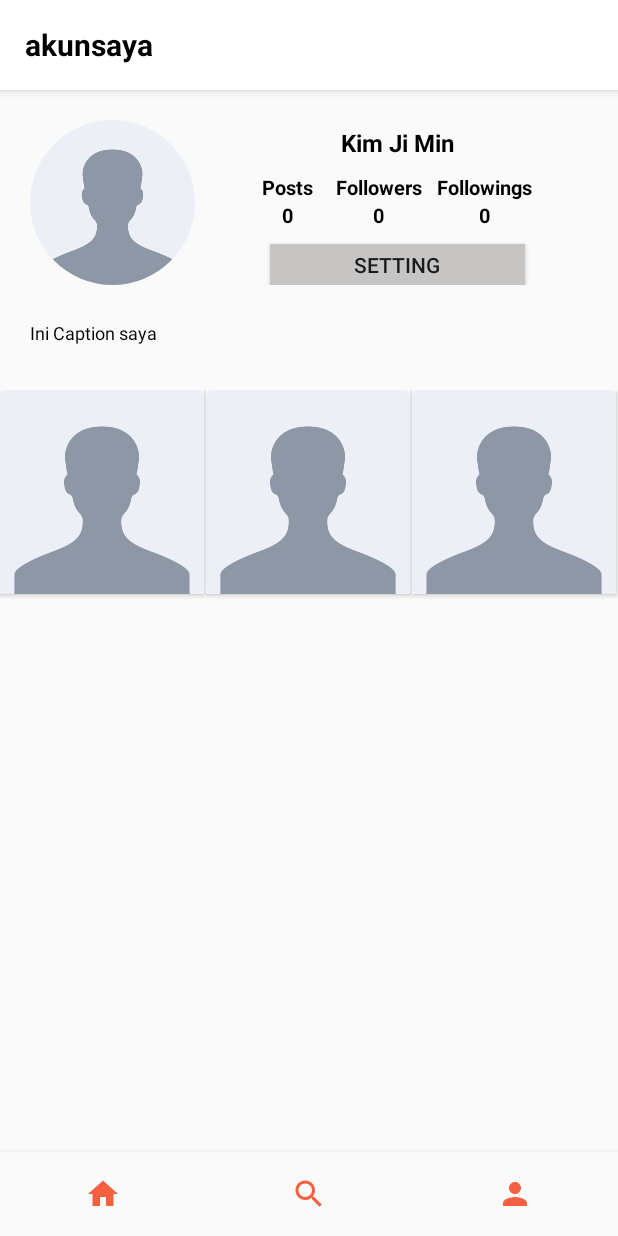
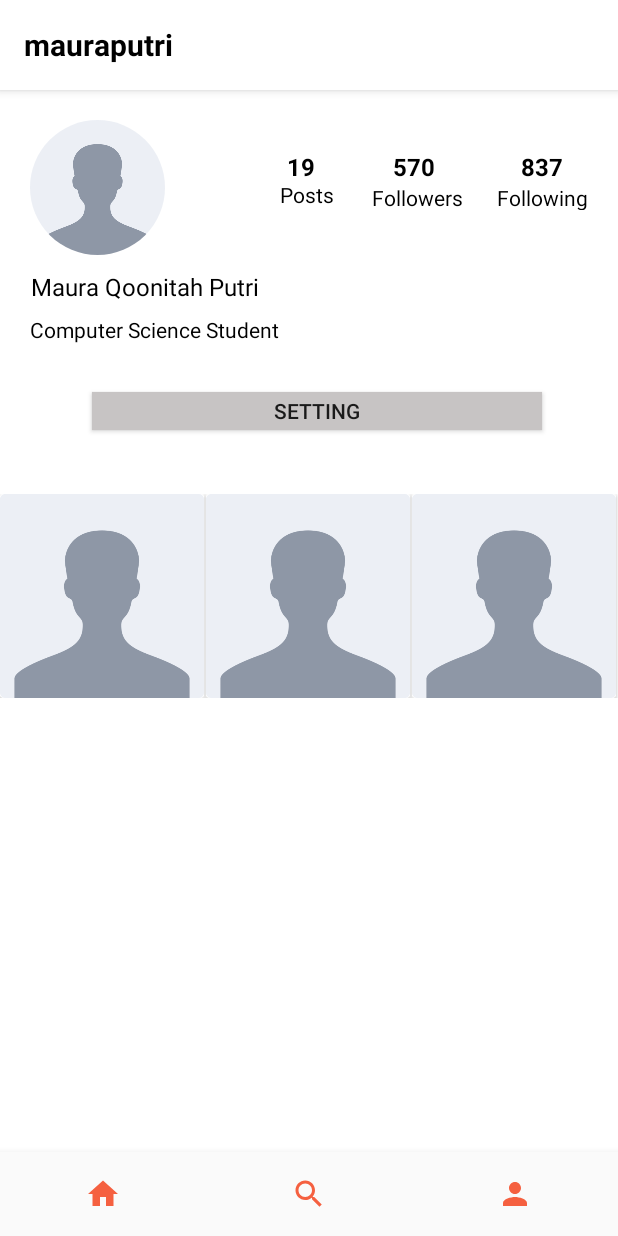
Before and after one commit to AtikahBZqAulia/Vviped, an Android app: the fragment ProfileFragment placed in its activity, on a phone screen of 412 x 824 dp. Run offline under Robolectric (Android 15) with nearby library versions, the phone set to English and light mode, and no system bars; our stand-ins replace CircleImageView; 1 statement that could not run was skipped.

Commit message:
update profile layout to constraint

```diff
--- a/app/src/main/res/layout/fragment_profile.xml
+++ b/app/src/main/res/layout/fragment_profile.xml
@@ -1,10 +1,11 @@
 <?xml version="1.0" encoding="utf-8"?>
-<androidx.constraintlayout.widget.ConstraintLayout
-    xmlns:android="http://schemas.android.com/apk/res/android"
+<androidx.constraintlayout.widget.ConstraintLayout xmlns:android="http://schemas.android.com/apk/res/android"
     xmlns:app="http://schemas.android.com/apk/res-auto"
     xmlns:tools="http://schemas.android.com/tools"
     android:layout_width="match_parent"
     android:layout_height="match_parent"
+    android:background="@color/colorWhite"
+
     tools:context=".ui.profile.ProfileFragment">
 
     <!-- TODO: Update blank fragment layout -->
@@ -20,186 +21,188 @@
             android:background="@color/colorWhite">
 
             <TextView
+
                 android:layout_width="wrap_content"
                 android:layout_height="50sp"
                 android:layout_centerVertical="true"
                 android:gravity="center"
-                android:text="akunsaya"
+                android:text="mauraputri"
+                android:textColor="@color/colorBlack"
                 android:textSize="20sp"
-                android:textColor="@color/colorBlack"
                 android:textStyle="bold" />
 
         </androidx.appcompat.widget.Toolbar>
     </com.google.android.material.appbar.AppBarLayout>
 
-    <LinearLayout
-        android:id="@+id/linearLayout"
-        android:layout_width="410sp"
-        android:layout_height="153sp"
-        android:orientation="horizontal"
-        android:padding="20sp"
-        app:layout_constraintTop_toBottomOf="@+id/appBar_Layout"
-        tools:ignore="MissingConstraints">
 
     <de.hdodenhof.circleimageview.CircleImageView
         android:id="@+id/profpic"
-            android:layout_width="110sp"
-            android:layout_height="110sp"
-            android:src="@drawable/profilpic" />
+        android:layout_width="90sp"
+        android:layout_height="90sp"
+        android:layout_marginStart="20dp"
+        android:layout_marginTop="20dp"
+        android:src="@drawable/profilpic"
+        app:layout_constraintStart_toStartOf="parent"
+        app:layout_constraintTop_toBottomOf="@+id/appBar_Layout" />
 
-        <LinearLayout
-            android:layout_width="210sp"
-            android:layout_height="110sp"
-            android:layout_marginLeft="30sp"
-            android:orientation="vertical">
-
-            <LinearLayout
-                android:layout_width="match_parent"
-                android:layout_height="30sp"
-                android:gravity="center"
-                android:orientation="horizontal">
 
     <TextView
-                    android:layout_width="match_parent"
-                    android:layout_height="match_parent"
+        android:id="@+id/textView4"
+        android:layout_width="wrap_content"
+        android:layout_height="wrap_content"
+        android:layout_marginStart="20dp"
+        android:layout_marginTop="10dp"
         android:gravity="center"
-                    android:text="Kim Ji Min"
+        android:text="Maura Qoonitah Putri"
         android:textAlignment="center"
         android:textColor="@color/colorBlack"
         android:textSize="16sp"
-                    android:textStyle="bold" />
-            </LinearLayout>
+        app:layout_constraintEnd_toEndOf="parent"
+        app:layout_constraintHorizontal_bias="0.0"
+        app:layout_constraintStart_toStartOf="parent"
+        app:layout_constraintTop_toBottomOf="@+id/profpic" />
 
-            <LinearLayout
-                android:layout_width="match_parent"
-                android:layout_height="wrap_content"
-                android:layout_marginTop="5sp"
-                android:gravity="center"
-                android:orientation="horizontal">
 
-                <LinearLayout
+    <TextView
+        android:id="@+id/bio_text"
         android:layout_width="wrap_content"
         android:layout_height="wrap_content"
-                    android:gravity="center"
-                    android:orientation="vertical">
+        android:layout_marginStart="20dp"
+        android:layout_marginTop="8dp"
+        android:text="Computer Science Student"
+        android:textColor="@color/colorBlack"
+        android:textSize="14sp"
+        app:layout_constraintStart_toStartOf="parent"
+        app:layout_constraintTop_toBottomOf="@+id/textView4" />
+
+
+    <androidx.constraintlayout.widget.ConstraintLayout
+        android:id="@+id/constraintLayout4"
+        android:layout_width="245dp"
+        android:layout_height="60dp"
+        android:layout_marginStart="20dp"
+        android:layout_marginTop="36dp"
+        android:layout_marginEnd="20dp"
+        android:layout_marginBottom="20dp"
+        app:layout_constraintBottom_toTopOf="@+id/profpic"
+        app:layout_constraintEnd_toEndOf="parent"
+        app:layout_constraintHorizontal_bias="1.0"
+        app:layout_constraintStart_toEndOf="@id/profpic"
+        app:layout_constraintTop_toBottomOf="@+id/appBar_Layout"
+        app:layout_constraintVertical_bias="0.166">
+
 
         <TextView
             android:id="@+id/total_posts"
             android:layout_width="wrap_content"
             android:layout_height="wrap_content"
+            android:layout_marginStart="40dp"
+            android:layout_marginTop="20dp"
             android:text="Posts"
             android:textColor="@color/colorBlack"
-                        android:textSize="13sp"
-                        android:textStyle="bold" />
+            android:textSize="14sp"
+            app:layout_constraintStart_toStartOf="parent"
+            app:layout_constraintTop_toTopOf="@+id/num_posts" />
 
         <TextView
             android:id="@+id/num_posts"
             android:layout_width="wrap_content"
             android:layout_height="wrap_content"
-                        android:text="0"
+            android:layout_marginStart="40dp"
+            android:layout_marginTop="20dp"
+            android:layout_marginEnd="8dp"
+            android:text="19"
             android:textColor="@color/colorBlack"
-                        android:textSize="13sp"
-                        android:textStyle="bold" />
-                </LinearLayout>
-
-                <LinearLayout
-                    android:layout_width="wrap_content"
-                    android:layout_height="wrap_content"
-                    android:layout_marginLeft="15sp"
-                    android:gravity="center"
-                    android:orientation="vertical">
+            android:textSize="16sp"
+            android:textStyle="bold"
+            app:layout_constraintEnd_toEndOf="@+id/total_posts"
+            app:layout_constraintStart_toStartOf="parent"
+            app:layout_constraintTop_toTopOf="parent" />
 
         <TextView
             android:id="@+id/total_followers"
             android:layout_width="wrap_content"
             android:layout_height="wrap_content"
+            android:layout_marginStart="25dp"
             android:text="Followers"
+
             android:textColor="@color/colorBlack"
-                        android:textSize="13sp"
-                        android:textStyle="bold" />
+            android:textSize="14sp"
+            app:layout_constraintStart_toEndOf="@+id/total_posts"
+            app:layout_constraintTop_toBottomOf="@+id/num_followers" />
 
         <TextView
             android:id="@+id/num_followers"
             android:layout_width="wrap_content"
             android:layout_height="wrap_content"
-                        android:text="0"
+            android:layout_marginStart="52dp"
+            android:layout_marginTop="20dp"
+            android:text="570"
             android:textColor="@color/colorBlack"
-                        android:textSize="13sp"
-                        android:textStyle="bold" />
-                </LinearLayout>
-
-                <LinearLayout
-                    android:layout_width="wrap_content"
-                    android:layout_height="wrap_content"
-                    android:layout_marginLeft="10sp"
-                    android:gravity="center"
-                    android:orientation="vertical">
+            android:textSize="16sp"
+            android:textStyle="bold"
+            app:layout_constraintStart_toEndOf="@+id/num_posts"
+            app:layout_constraintTop_toTopOf="parent" />
 
         <TextView
             android:id="@+id/total_followings"
             android:layout_width="wrap_content"
             android:layout_height="wrap_content"
-                        android:text="Followings"
+            android:layout_marginStart="25dp"
+            android:text="Following"
             android:textColor="@color/colorBlack"
-                        android:textSize="13sp"
-                        android:textStyle="bold" />
+            android:textSize="14sp"
+            app:layout_constraintEnd_toEndOf="parent"
+            app:layout_constraintHorizontal_bias="1.0"
+            app:layout_constraintStart_toEndOf="@+id/total_followers"
+            app:layout_constraintTop_toBottomOf="@+id/num_followings" />
 
         <TextView
             android:id="@+id/num_followings"
             android:layout_width="wrap_content"
             android:layout_height="wrap_content"
-                        android:text="0"
+            android:layout_marginStart="20dp"
+            android:layout_marginTop="20dp"
+            android:text="837"
             android:textColor="@color/colorBlack"
-                        android:textSize="13sp"
-                        android:textStyle="bold" />
+            android:textSize="16sp"
 
-                </LinearLayout>
+            android:textStyle="bold"
+            app:layout_constraintEnd_toEndOf="parent"
+            app:layout_constraintHorizontal_bias="0.686"
+            app:layout_constraintStart_toEndOf="@+id/num_followers"
+            app:layout_constraintTop_toTopOf="parent" />
 
-            </LinearLayout>
+    </androidx.constraintlayout.widget.ConstraintLayout>
+
 
     <Button
         android:id="@+id/setting_btn"
-                android:layout_width="170dp"
-                android:layout_height="27dp"
-                android:layout_marginTop="10dp"
+        style="@android:style/Widget.DeviceDefault.Light.Button"
+        android:layout_width="300dp"
+        android:layout_height="25dp"
+        android:layout_marginTop="32dp"
+        android:background="@color/ColorGrey"
+        android:text="SETTING"
+        android:textSize="14sp"
         android:translationX="20dp"
-                android:text="SETTING"
-                android:background="@color/ColorGrey"
-                />
-
-        </LinearLayout>
-
-    </LinearLayout>
-
-    <LinearLayout
-        android:id="@+id/caption_layout"
-        android:layout_width="match_parent"
-        android:layout_height="wrap_content"
-        android:orientation="vertical"
-        android:paddingLeft="20sp"
-        app:layout_constraintTop_toBottomOf="@+id/linearLayout"
-        tools:layout_editor_absoluteX="-1sp">
-
-        <TextView
-            android:id="@+id/caption_text"
-            android:layout_width="wrap_content"
-            android:layout_height="wrap_content"
-            android:layout_marginBottom="15sp"
-            android:text="Ini Caption saya"
-            android:textColor="@color/colorBlack"
-            android:textSize="12sp" />
-    </LinearLayout>
+        app:layout_constraintEnd_toEndOf="parent"
+        app:layout_constraintHorizontal_bias="0.369"
+        app:layout_constraintStart_toStartOf="parent"
+        app:layout_constraintTop_toBottomOf="@+id/bio_text" />
 
     <androidx.recyclerview.widget.RecyclerView
         android:id="@+id/recycleView_profile_gridphotos"
         android:layout_width="match_parent"
-        android:layout_height="494sp"
-
+        android:layout_height="wrap_content"
+        android:layout_marginTop="40dp"
         app:layout_constraintBottom_toBottomOf="parent"
-        app:layout_constraintTop_toBottomOf="@+id/caption_layout"
-        tools:ignore="MissingConstraints"
-        tools:layout_editor_absoluteX="-1sp">
+        app:layout_constraintEnd_toEndOf="parent"
+        app:layout_constraintHorizontal_bias="1.0"
+        app:layout_constraintStart_toStartOf="parent"
+        app:layout_constraintTop_toBottomOf="@+id/setting_btn"
+        app:layout_constraintVertical_bias="0.009"
+        tools:ignore="MissingConstraints">
 
     </androidx.recyclerview.widget.RecyclerView>
-
 </androidx.constraintlayout.widget.ConstraintLayout>
```
Also changed, not shown: app/src/main/res/drawable/instagram_icon.png (added), 57 other files. Lines whose indentation alone changed are shown as unchanged.
